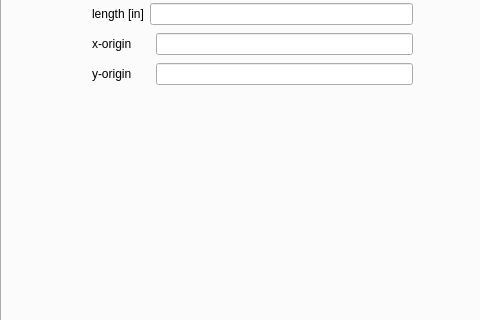
Old version of the form src/gui/vsplasma.ui in the repository VectorSpaceHQ/VSPlasma; both pictures show x 0 to 480 and y 154 to 474 of the 1108 by 858 pixel window.
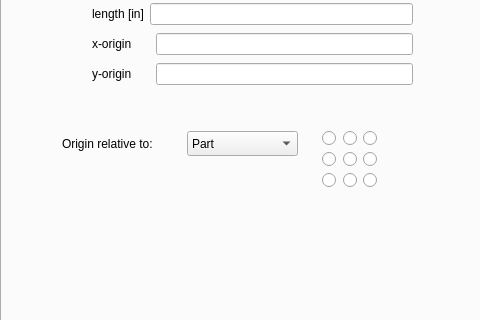
New version of the form. The open tabs and pages were chosen to show the change. Icons and pictures are not drawn. Custom widgets are drawn as their Qt base class.

Commit message: implemented rough origin selection method

The edit to the form file:
```diff
--- a/src/gui/vsplasma.ui
+++ b/src/gui/vsplasma.ui
@@ -172,6 +172,119 @@
        <string>Workpiece</string>
       </property>
      </widget>
+     <widget class="QComboBox" name="origin_relative_comboBox">
+      <property name="geometry">
+       <rect>
+        <x>185</x>
+        <y>190</y>
+        <width>111</width>
+        <height>25</height>
+       </rect>
+      </property>
+      <item>
+       <property name="text">
+        <string>Part</string>
+       </property>
+      </item>
+      <item>
+       <property name="text">
+        <string>Workpiece</string>
+       </property>
+      </item>
+      <item>
+       <property name="text">
+        <string>Machine</string>
+       </property>
+      </item>
+     </widget>
+     <widget class="QLabel" name="startAtXLabel_6">
+      <property name="geometry">
+       <rect>
+        <x>60</x>
+        <y>190</y>
+        <width>137</width>
+        <height>25</height>
+       </rect>
+      </property>
+      <property name="text">
+       <string>Origin relative to:</string>
+      </property>
+     </widget>
+     <widget class="QWidget" name="">
+      <property name="geometry">
+       <rect>
+        <x>320</x>
+        <y>190</y>
+        <width>56</width>
+        <height>59</height>
+       </rect>
+      </property>
+      <layout class="QGridLayout" name="gridLayout">
+       <item row="0" column="0">
+        <widget class="QRadioButton" name="top_left_Button">
+         <property name="text">
+          <string/>
+         </property>
+        </widget>
+       </item>
+       <item row="0" column="1">
+        <widget class="QRadioButton" name="top_center_Button">
+         <property name="text">
+          <string/>
+         </property>
+        </widget>
+       </item>
+       <item row="0" column="2">
+        <widget class="QRadioButton" name="top_right_Button">
+         <property name="text">
+          <string/>
+         </property>
+        </widget>
+       </item>
+       <item row="1" column="0">
+        <widget class="QRadioButton" name="center_left_Button">
+         <property name="text">
+          <string/>
+         </property>
+        </widget>
+       </item>
+       <item row="1" column="1">
+        <widget class="QRadioButton" name="center_Button">
+         <property name="text">
+          <string/>
+         </property>
+        </widget>
+       </item>
+       <item row="1" column="2">
+        <widget class="QRadioButton" name="center_right_Button">
+         <property name="text">
+          <string/>
+         </property>
+        </widget>
+       </item>
+       <item row="2" column="0">
+        <widget class="QRadioButton" name="bot_left_Button">
+         <property name="text">
+          <string/>
+         </property>
+        </widget>
+       </item>
+       <item row="2" column="1">
+        <widget class="QRadioButton" name="bot_center_Button">
+         <property name="text">
+          <string/>
+         </property>
+        </widget>
+       </item>
+       <item row="2" column="2">
+        <widget class="QRadioButton" name="bot_right_Button">
+         <property name="text">
+          <string/>
+         </property>
+        </widget>
+       </item>
+      </layout>
+     </widget>
     </widget>
     <widget class="QWidget" name="entities_tab">
      <property name="toolTip">
```
Left out of the diff: 2 changed lines with no effect on the pictures. The commit also changes 7 other files.
